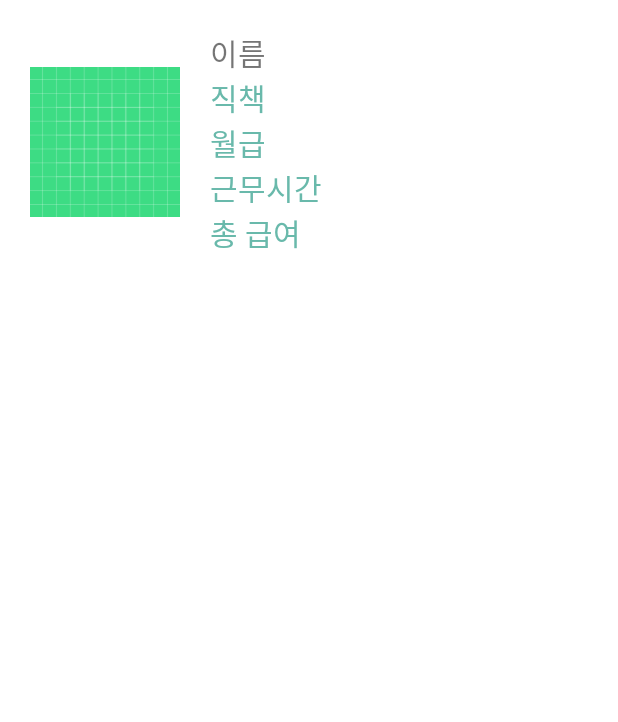
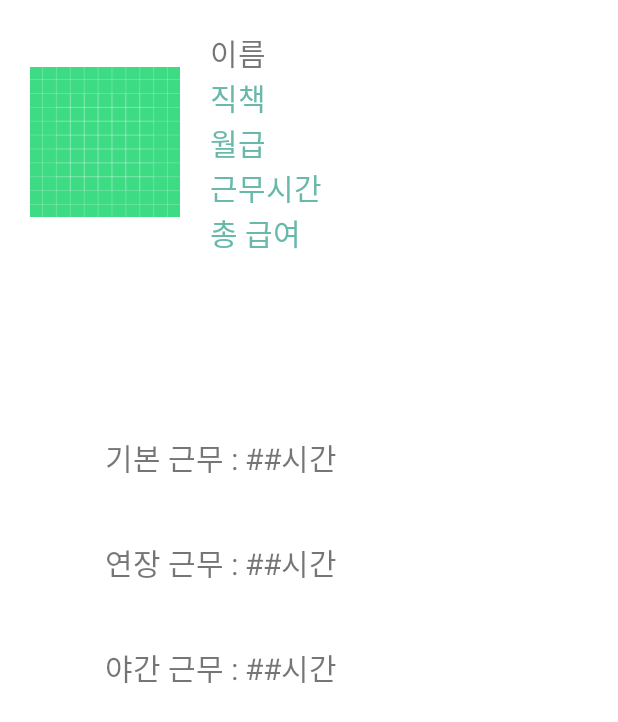
Before and after one commit to SuhwanMylife/CafeManagerProject, an Android app: the layout activity_employee_clicked.xml on its own in the app's theme, with its tools: preview values and no code run, on a phone screen of 412 x 824 dp. Shown: the top 722 px of the screen. Run offline under Robolectric (Android 15) with nearby library versions, the phone set to English and light mode, and no system bars; network calls fail.

Commit message:
근무타입별 근무시간 저장후 화면에 출력, 근무 타입별 추가급여(야간 1.3배, 연장1.5배)

```diff
--- a/Cafe_manager/app/src/main/java/com/creapple/cafe_manager/EmployeeListAdapter.java
+++ b/Cafe_manager/app/src/main/java/com/creapple/cafe_manager/EmployeeListAdapter.java
@@ -43,9 +43,8 @@ public class EmployeeListAdapter extends BaseAdapter {
 
         emp_name.setText(employeeList.get(i).getEmp_name());
 
-        int temp1 = Integer.parseInt(employeeList.get(i).getEmp_salary());
-        int temp2 = Integer.parseInt(employeeList.get(i).getWorking_hour());
-        emp_salary.setText(myFormatter.format(temp1 * temp2) + "원");
+
+        emp_salary.setText(myFormatter.format(employeeList.get(i).getTotal_salary()) + "원");
 
         v.setTag(employeeList.get(i).getEmp_name());
         return v;
--- a/Cafe_manager/app/src/main/res/layout/activity_employee_clicked.xml
+++ b/Cafe_manager/app/src/main/res/layout/activity_employee_clicked.xml
@@ -4,7 +4,8 @@
     xmlns:tools="http://schemas.android.com/tools"
     android:layout_width="match_parent"
     android:layout_height="match_parent"
-    tools:context=".EmployeeClicked">
+    tools:context=".Employee_clicked"
+    android:orientation="vertical">
 
     <LinearLayout
         android:layout_width="match_parent"
@@ -73,5 +74,71 @@
 
 
     </LinearLayout>
+    <LinearLayout
+        android:layout_width="match_parent"
+        android:layout_height="wrap_content"
+        android:orientation="vertical"
+        android:layout_marginTop="100dp"
+        android:layout_marginLeft="50dp"
+        android:layout_marginRight="50dp">
+
+        <LinearLayout
+            android:layout_width="wrap_content"
+            android:layout_height="wrap_content"
+            android:orientation="horizontal"
+            android:layout_margin="20dp">
+
+            <TextView
+                android:layout_width="wrap_content"
+                android:layout_height="wrap_content"
+                android:text="기본 근무 : "
+                android:textSize="20dp"/>
+            <TextView
+                android:layout_width="wrap_content"
+                android:layout_height="wrap_content"
+                android:id="@+id/work_normal"
+                android:text="##시간"
+                android:textSize="20dp"/>
+        </LinearLayout>
+        <LinearLayout
+            android:layout_width="wrap_content"
+            android:layout_height="wrap_content"
+            android:orientation="horizontal"
+            android:layout_margin="20dp">
+
+            <TextView
+                android:layout_width="wrap_content"
+                android:layout_height="wrap_content"
+                android:text="연장 근무 : "
+                android:textSize="20dp"/>
+            <TextView
+                android:layout_width="wrap_content"
+                android:layout_height="wrap_content"
+                android:id="@+id/work_over"
+                android:text="##시간"
+                android:textSize="20dp"/>
+        </LinearLayout>
+        <LinearLayout
+            android:layout_width="wrap_content"
+            android:layout_height="wrap_content"
+            android:orientation="horizontal"
+            android:layout_margin="20dp">
+
+            <TextView
+                android:layout_width="wrap_content"
+                android:layout_height="wrap_content"
+                android:text="야간 근무 : "
+                android:textSize="20dp"/>
+            <TextView
+                android:layout_width="wrap_content"
+                android:layout_height="wrap_content"
+                android:id="@+id/work_night"
+                android:text="##시간"
+                android:textSize="20dp"/>
+        </LinearLayout>
+
+
+    </LinearLayout>
+
 
 </LinearLayout>
--- a/Cafe_manager/app/src/main/res/layout/activity_management.xml
+++ b/Cafe_manager/app/src/main/res/layout/activity_management.xml
@@ -5,7 +5,7 @@
     android:layout_width="match_parent"
     android:layout_height="match_parent"
     android:orientation="vertical"
-    tools:context=".managementActivity">
+    tools:context=".ManagementActivity">
 
     <ListView
         android:id="@+id/listView"
```
Also changed, not shown: Cafe_manager/app/src/main/java/com/creapple/cafe_manager/Emp_work.java (+11 -3 lines), Cafe_manager/app/src/main/java/com/creapple/cafe_manager/Employee.java (+39 -1 lines), Cafe_manager/app/src/main/java/com/creapple/cafe_manager/Employee_clicked.java (+18 -3 lines), Cafe_manager/app/src/main/java/com/creapple/cafe_manager/ManagementActivity.java (+36 -19 lines), 1 other file.
